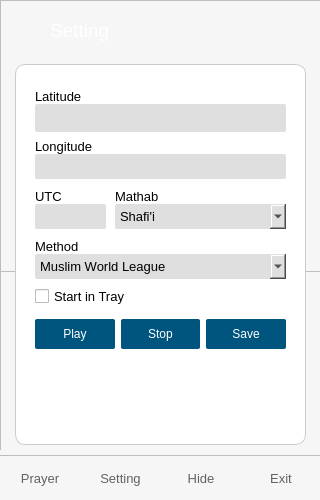
This is main.ui in butirpadi/AyoShalat as Qt 5 draws it before an edit. The edited form follows.
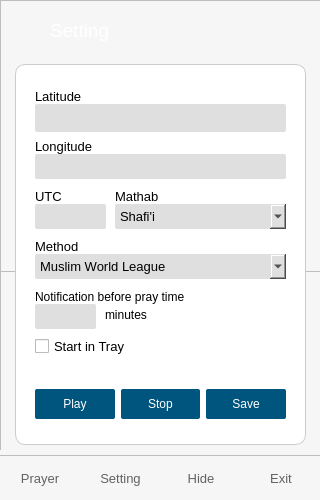
This is the edited form. Icons and pictures are not drawn.

Commit message: [UPDATE] add field before pray time, but it is not usable right now

The edit to the form file:
```diff
--- a/main.ui
+++ b/main.ui
@@ -1444,7 +1444,7 @@
       <property name="geometry">
        <rect>
         <x>20</x>
-        <y>250</y>
+        <y>320</y>
         <width>251</width>
         <height>41</height>
        </rect>
@@ -1522,7 +1522,7 @@
       <property name="geometry">
        <rect>
         <x>20</x>
-        <y>220</y>
+        <y>270</y>
         <width>101</width>
         <height>25</height>
        </rect>
@@ -1913,6 +1913,42 @@
        <bool>false</bool>
       </property>
      </widget>
+     <widget class="QLabel" name="label_5">
+      <property name="geometry">
+       <rect>
+        <x>20</x>
+        <y>220</y>
+        <width>251</width>
+        <height>25</height>
+       </rect>
+      </property>
+      <property name="text">
+       <string>Notification before pray time</string>
+      </property>
+     </widget>
+     <widget class="QLineEdit" name="txBeforeTime">
+      <property name="geometry">
+       <rect>
+        <x>20</x>
+        <y>240</y>
+        <width>61</width>
+        <height>25</height>
+       </rect>
+      </property>
+     </widget>
+     <widget class="QLabel" name="label_7">
+      <property name="geometry">
+       <rect>
+        <x>90</x>
+        <y>240</y>
+        <width>54</width>
+        <height>21</height>
+       </rect>
+      </property>
+      <property name="text">
+       <string>minutes</string>
+      </property>
+     </widget>
     </widget>
     <widget class="QLabel" name="label_22">
      <property name="geometry">
```
The commit also changes 4 other files.
